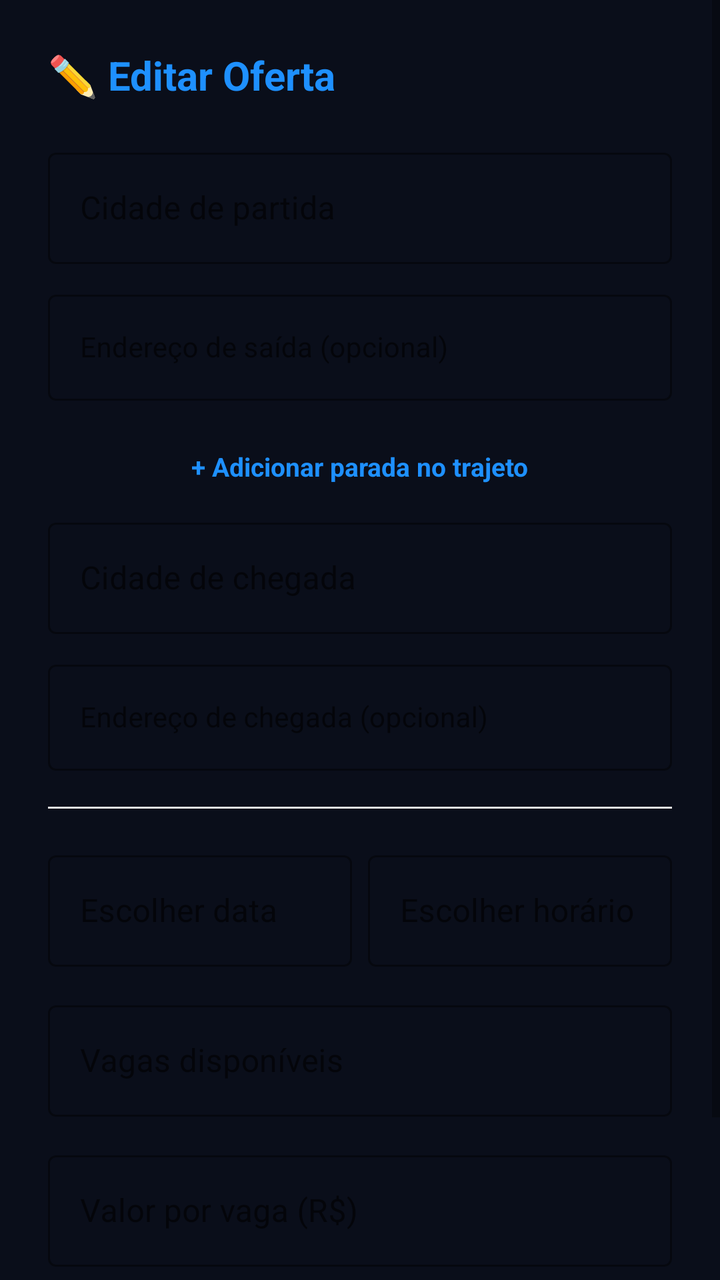
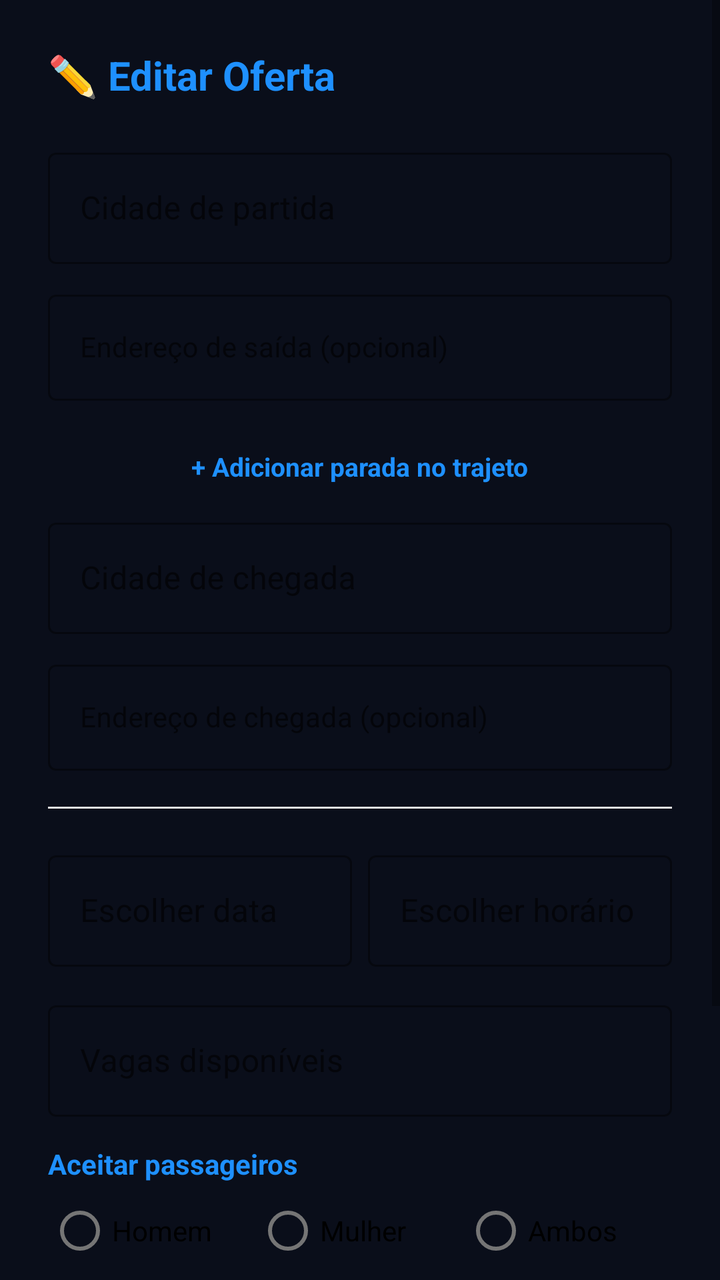

The first picture is an Android layout as it rendered before a commit; the second is the same layout after the commit. The layout source and the unified diff follow.
<!-- AndroidManifest.xml: application theme Theme.Caronas -->
<!-- res/layout/dialog_editar_oferta.xml -->
<?xml version="1.0" encoding="utf-8"?>
<ScrollView xmlns:android="http://schemas.android.com/apk/res/android"
    xmlns:app="http://schemas.android.com/apk/res-auto"
    android:layout_width="match_parent"
    android:layout_height="wrap_content">

    <LinearLayout
        android:layout_width="match_parent"
        android:layout_height="wrap_content"
        android:orientation="vertical"
        android:padding="24dp">

        <TextView
            android:layout_width="match_parent"
            android:layout_height="wrap_content"
            android:text="@string/minhas_ofertas_editar_titulo"
            android:textColor="@color/azul_neon"
            android:textSize="20sp"
            android:textStyle="bold"
            android:layout_marginBottom="20dp" />

        <com.google.android.material.textfield.TextInputLayout
            style="@style/Widget.MaterialComponents.TextInputLayout.OutlinedBox"
            android:layout_width="match_parent"
            android:layout_height="wrap_content"
            app:boxStrokeColor="@color/azul_neon"
            app:hintTextColor="@color/azul_neon"
            app:prefixText="🚩  "
            android:hint="@string/oferecer_origem_hint">

            <com.google.android.material.textfield.TextInputEditText
                android:id="@+id/etCidadeOrigemEditar"
                android:layout_width="match_parent"
                android:layout_height="wrap_content"
                android:inputType="textCapWords"
                android:maxLines="1" />

        </com.google.android.material.textfield.TextInputLayout>

        <com.google.android.material.textfield.TextInputLayout
            style="@style/Widget.MaterialComponents.TextInputLayout.OutlinedBox"
            android:layout_width="match_parent"
            android:layout_height="wrap_content"
            android:layout_marginTop="10dp"
            app:boxStrokeColor="#B0BEC5"
            app:hintTextColor="#78909C"
            app:prefixText="📍  "
            android:hint="@string/oferecer_endereco_origem_hint">

            <com.google.android.material.textfield.TextInputEditText
                android:id="@+id/etEnderecoOrigemEditar"
                android:layout_width="match_parent"
                android:layout_height="wrap_content"
                android:textSize="14sp"
                android:inputType="textCapSentences"
                android:maxLines="1" />

        </com.google.android.material.textfield.TextInputLayout>

        <LinearLayout
            android:id="@+id/containerParadasEditar"
            android:layout_width="match_parent"
            android:layout_height="wrap_content"
            android:orientation="vertical"
            android:layout_marginTop="14dp" />

        <TextView
            android:id="@+id/btnAdicionarParadaEditar"
            android:layout_width="wrap_content"
            android:layout_height="wrap_content"
            android:layout_gravity="center"
            android:text="@string/oferecer_botao_adicionar_parada"
            android:textColor="@color/azul_neon"
            android:textStyle="bold"
            android:textSize="13sp"
            android:padding="10dp"
            android:clickable="true"
            android:focusable="true" />

        <com.google.android.material.textfield.TextInputLayout
            style="@style/Widget.MaterialComponents.TextInputLayout.OutlinedBox"
            android:layout_width="match_parent"
            android:layout_height="wrap_content"
            android:layout_marginTop="4dp"
            app:boxStrokeColor="@color/azul_neon"
            app:hintTextColor="@color/azul_neon"
            app:prefixText="🏁  "
            android:hint="@string/oferecer_destino_hint">

            <com.google.android.material.textfield.TextInputEditText
                android:id="@+id/etCidadeDestinoEditar"
                android:layout_width="match_parent"
                android:layout_height="wrap_content"
                android:inputType="textCapWords"
                android:maxLines="1" />

        </com.google.android.material.textfield.TextInputLayout>

        <com.google.android.material.textfield.TextInputLayout
            style="@style/Widget.MaterialComponents.TextInputLayout.OutlinedBox"
            android:layout_width="match_parent"
            android:layout_height="wrap_content"
            android:layout_marginTop="10dp"
            android:layout_marginBottom="18dp"
            app:boxStrokeColor="#B0BEC5"
            app:hintTextColor="#78909C"
            app:prefixText="📍  "
            android:hint="@string/oferecer_endereco_destino_hint">

            <com.google.android.material.textfield.TextInputEditText
                android:id="@+id/etEnderecoDestinoEditar"
                android:layout_width="match_parent"
                android:layout_height="wrap_content"
                android:textSize="14sp"
                android:inputType="textCapSentences"
                android:maxLines="1" />

        </com.google.android.material.textfield.TextInputLayout>

        <View
            android:layout_width="match_parent"
            android:layout_height="1dp"
            android:background="#E0E0E0"
            android:layout_marginBottom="18dp" />

        <LinearLayout
            android:layout_width="match_parent"
            android:layout_height="wrap_content"
            android:orientation="horizontal">

            <com.google.android.material.textfield.TextInputLayout
                style="@style/Widget.MaterialComponents.TextInputLayout.OutlinedBox"
                android:layout_width="0dp"
                android:layout_weight="1"
                android:layout_height="wrap_content"
                android:layout_marginEnd="8dp"
                app:boxStrokeColor="@color/azul_neon"
                app:hintTextColor="@color/azul_neon"
                app:prefixText="📅  "
                android:hint="@string/oferecer_escolher_data">

                <com.google.android.material.textfield.TextInputEditText
                    android:id="@+id/etDataEditar"
                    android:layout_width="match_parent"
                    android:layout_height="wrap_content"
                    android:focusable="false"
                    android:cursorVisible="false"
                    android:maxLines="1" />

            </com.google.android.material.textfield.TextInputLayout>

            <com.google.android.material.textfield.TextInputLayout
                style="@style/Widget.MaterialComponents.TextInputLayout.OutlinedBox"
                android:layout_width="0dp"
                android:layout_weight="1"
                android:layout_height="wrap_content"
                app:boxStrokeColor="@color/azul_neon"
                app:hintTextColor="@color/azul_neon"
                app:prefixText="🕐  "
                android:hint="@string/oferecer_escolher_hora">

                <com.google.android.material.textfield.TextInputEditText
                    android:id="@+id/etHoraEditar"
                    android:layout_width="match_parent"
                    android:layout_height="wrap_content"
                    android:focusable="false"
                    android:cursorVisible="false"
                    android:maxLines="1" />

            </com.google.android.material.textfield.TextInputLayout>

        </LinearLayout>

        <com.google.android.material.textfield.TextInputLayout
            style="@style/Widget.MaterialComponents.TextInputLayout.OutlinedBox"
            android:layout_width="match_parent"
            android:layout_height="wrap_content"
            android:layout_marginTop="14dp"
            app:boxStrokeColor="@color/azul_neon"
            app:hintTextColor="@color/azul_neon"
            app:prefixText="💺  "
            android:hint="@string/oferecer_vagas_hint">

            <com.google.android.material.textfield.TextInputEditText
                android:id="@+id/etVagasEditar"
                android:layout_width="match_parent"
                android:layout_height="wrap_content"
                android:inputType="number"
                android:maxLength="1"
                android:maxLines="1" />

        </com.google.android.material.textfield.TextInputLayout>

        <com.google.android.material.textfield.TextInputLayout
            style="@style/Widget.MaterialComponents.TextInputLayout.OutlinedBox"
            android:layout_width="match_parent"
            android:layout_height="wrap_content"
            android:layout_marginTop="14dp"
            app:boxStrokeColor="@color/azul_neon"
            app:hintTextColor="@color/azul_neon"
            app:prefixText="💰  "
            android:hint="@string/oferecer_valor_hint">

            <com.google.android.material.textfield.TextInputEditText
                android:id="@+id/etValorEditar"
                android:layout_width="match_parent"
                android:layout_height="wrap_content"
                android:inputType="numberDecimal"
                android:maxLines="1" />

        </com.google.android.material.textfield.TextInputLayout>

        <Button
            android:id="@+id/btnSalvarOferta"
            android:layout_width="match_parent"
            android:layout_height="52dp"
            android:layout_marginTop="24dp"
            android:text="@string/minhas_ofertas_botao_salvar"
            android:textColor="#FFFFFF"
            android:textStyle="bold"
            android:textSize="15sp"
            android:background="@drawable/botao_azul_neon" />

    </LinearLayout>
</ScrollView>
<!-- resources referenced by this layout -->
<resources>
  <color name="azul_neon">#1E90FF</color>
  <!-- drawable botao_azul_neon (drawable) -->
  <?xml version="1.0" encoding="utf-8"?>
  <shape xmlns:android="http://schemas.android.com/apk/res/android">
      <solid android:color="#1E90FF" />
      <corners android:radius="25dp" />
      <stroke android:width="2dp" android:color="#66C7FF" />
      <padding android:left="16dp" android:right="16dp" android:top="12dp" android:bottom="12dp" />
  </shape>
  <string name="minhas_ofertas_botao_salvar">Salvar Alterações</string>
  <string name="minhas_ofertas_editar_titulo">✏️ Editar Oferta</string>
  <string name="oferecer_botao_adicionar_parada">+ Adicionar parada no trajeto</string>
  <string name="oferecer_destino_hint">Cidade de chegada</string>
  <string name="oferecer_endereco_destino_hint">Endereço de chegada (opcional)</string>
  <string name="oferecer_endereco_origem_hint">Endereço de saída (opcional)</string>
  <string name="oferecer_escolher_data">Escolher data</string>
  <string name="oferecer_escolher_hora">Escolher horário</string>
  <string name="oferecer_origem_hint">Cidade de partida</string>
  <string name="oferecer_vagas_hint">Vagas disponíveis</string>
  <string name="oferecer_valor_hint">Valor por vaga (R$)</string>
  <style name="Theme.Caronas" parent="Theme.MaterialComponents.DayNight.NoActionBar">
          <item name="colorPrimary">@color/azul_neon</item>
          <item name="colorPrimaryVariant">@color/azul_neon_escuro</item>
          <item name="colorOnPrimary">@color/white</item>
          <item name="colorSecondary">@color/azul_neon</item>
          <item name="colorSecondaryVariant">@color/azul_neon_escuro</item>
          <item name="colorOnSecondary">@color/white</item>
          <item name="android:statusBarColor">@color/fundo_escuro</item>
          <item name="android:windowBackground">@color/fundo_escuro</item>
      </style>
  <color name="azul_neon_escuro">#0D47A1</color>
  <color name="white">#FFFFFFFF</color>
  <color name="fundo_escuro">#0A0E1A</color>
</resources>

<!-- the commit's change to res/layout/dialog_editar_oferta.xml (unified diff, before → after) -->
@@ -191,6 +191,73 @@
 
         </com.google.android.material.textfield.TextInputLayout>
 
+        <TextView
+            android:layout_width="match_parent"
+            android:layout_height="wrap_content"
+            android:layout_marginTop="14dp"
+            android:text="@string/oferecer_aceita_passageiros"
+            android:textColor="@color/azul_neon"
+            android:textStyle="bold" />
+
+        <RadioGroup
+            android:id="@+id/rgAceitaPassageirosEditar"
+            android:layout_width="match_parent"
+            android:layout_height="wrap_content"
+            android:orientation="horizontal">
+
+            <RadioButton
+                android:id="@+id/rbAceitaHomemEditar"
+                android:layout_width="0dp"
+                android:layout_weight="1"
+                android:layout_height="wrap_content"
+                android:text="@string/sexo_homem" />
+
+            <RadioButton
+                android:id="@+id/rbAceitaMulherEditar"
+                android:layout_width="0dp"
+                android:layout_weight="1"
+                android:layout_height="wrap_content"
+                android:text="@string/sexo_mulher" />
+
+            <RadioButton
+                android:id="@+id/rbAceitaAmbosEditar"
+                android:layout_width="0dp"
+                android:layout_weight="1"
+                android:layout_height="wrap_content"
+                android:text="@string/sexo_ambos" />
+        </RadioGroup>
+
+        
+        <LinearLayout
+            android:id="@+id/blocoValoresTrechosEditar"
+            android:layout_width="match_parent"
+            android:layout_height="wrap_content"
+            android:orientation="vertical"
+            android:layout_marginTop="14dp"
+            android:visibility="gone">
+
+            <TextView
+                android:layout_width="match_parent"
+                android:layout_height="wrap_content"
+                android:text="@string/oferecer_valores_trechos_titulo"
+                android:textColor="@color/azul_neon"
+                android:textStyle="bold" />
+
+            <TextView
+                android:layout_width="match_parent"
+                android:layout_height="wrap_content"
+                android:text="@string/oferecer_valores_trechos_explicacao"
+                android:textColor="#78909C"
+                android:textSize="11sp"
+                android:layout_marginBottom="8dp" />
+
+            <LinearLayout
+                android:id="@+id/containerValoresTrechosEditar"
+                android:layout_width="match_parent"
+                android:layout_height="wrap_content"
+                android:orientation="vertical" />
+        </LinearLayout>
+
         <com.google.android.material.textfield.TextInputLayout
             style="@style/Widget.MaterialComponents.TextInputLayout.OutlinedBox"
             android:layout_width="match_parent"
@@ -209,6 +276,7 @@
                 android:maxLines="1" />
 
         </com.google.android.material.textfield.TextInputLayout>
+
 
         <Button
             android:id="@+id/btnSalvarOferta"
<!-- resource entries referenced after the edit -->
@@ -11,6 +11,7 @@
   </shape>
   <string name="minhas_ofertas_botao_salvar">Salvar Alterações</string>
   <string name="minhas_ofertas_editar_titulo">✏️ Editar Oferta</string>
+  <string name="oferecer_aceita_passageiros">Aceitar passageiros</string>
   <string name="oferecer_botao_adicionar_parada">+ Adicionar parada no trajeto</string>
   <string name="oferecer_destino_hint">Cidade de chegada</string>
   <string name="oferecer_endereco_destino_hint">Endereço de chegada (opcional)</string>
@@ -20,6 +21,11 @@
   <string name="oferecer_origem_hint">Cidade de partida</string>
   <string name="oferecer_vagas_hint">Vagas disponíveis</string>
   <string name="oferecer_valor_hint">Valor por vaga (R$)</string>
+  <string name="oferecer_valores_trechos_explicacao">Quanto paga quem faz só aquele pedaço. Quem passa por mais de um trecho paga a soma deles. “Calcular valor sugerido” preenche; ajuste como quiser.</string>
+  <string name="oferecer_valores_trechos_titulo">Valor de cada trecho</string>
+  <string name="sexo_ambos">Ambos</string>
+  <string name="sexo_homem">Homem</string>
+  <string name="sexo_mulher">Mulher</string>
   <style name="Theme.Caronas" parent="Theme.MaterialComponents.DayNight.NoActionBar">
           <item name="colorPrimary">@color/azul_neon</item>
           <item name="colorPrimaryVariant">@color/azul_neon_escuro</item>
